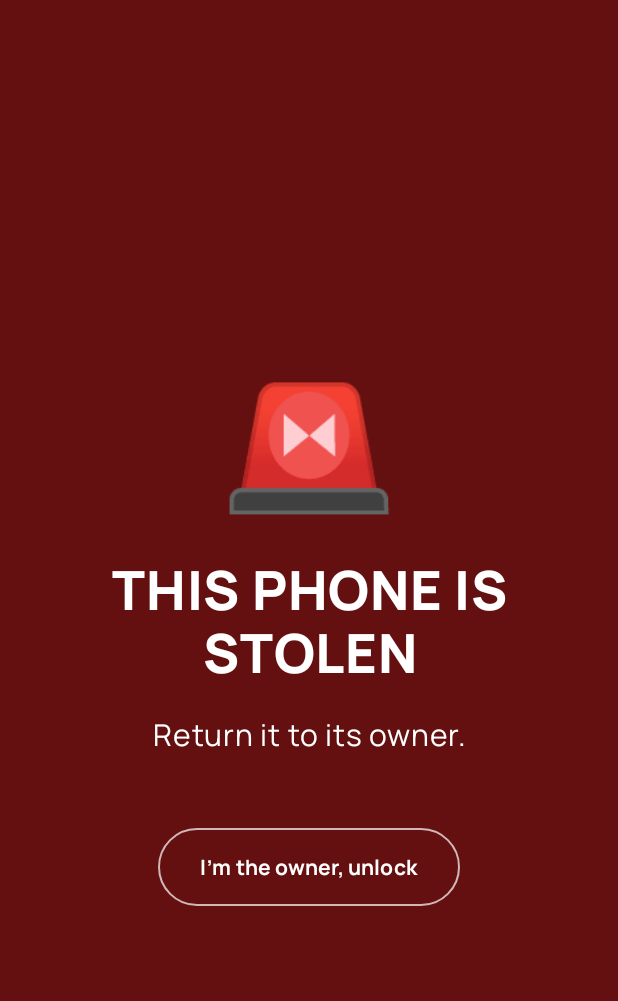
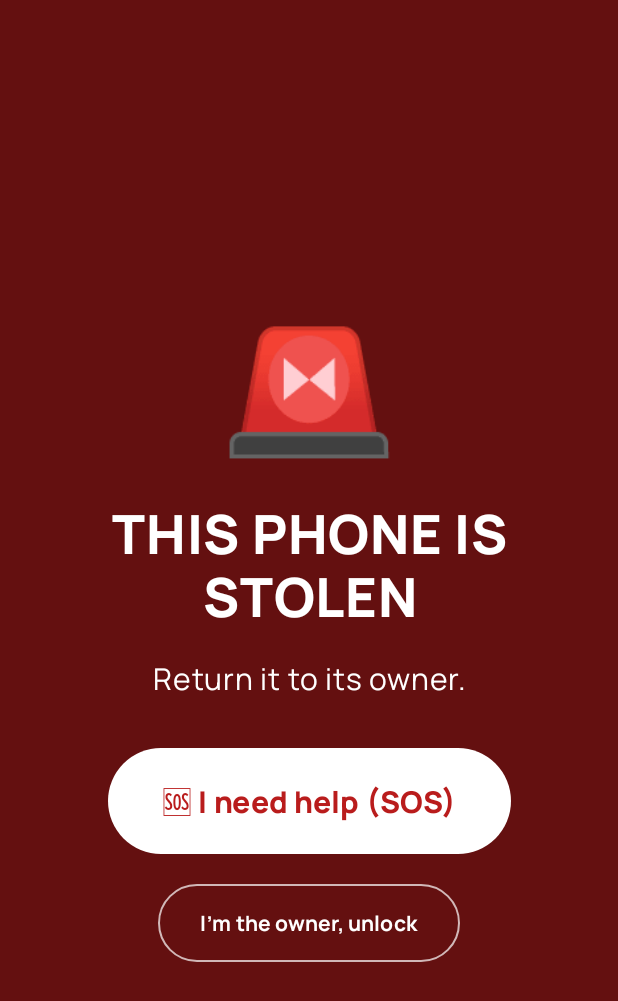
Before and after one commit to taiyebnirjhar/Pocket-guard, an Android app built with Jetpack Compose: the AlarmActivity screen opened directly, with no data from a screen before it, on a phone screen of 412 x 824 dp. Shown: the top 1001 px of the screen. Run offline under Robolectric (Android 15) with nearby library versions, the phone set to English and light mode, and no system bars; 1 statement that could not run was skipped.

Commit message:
SOS from a theft alarm: taps count during it, and a button on its screen
Harassed with the guard armed, the owner grabs her phone and the theft
warning starts, as it should. Turning it into SOS now works:
- Volume taps were ignored while "music" played, and the warning's own
  beeps play on the media stream: during the guard's own alarm they
  always count.
- The theft alarm screen has "I need help (SOS)": one tap, no unlock,
  the alarm becomes SOS with alerts, location and recording (harmless if
  a thief taps it).
The theft alarm itself is unchanged. e2e: pocketed, pulled out (theft
warning), 4 taps switch it to SOS, unlock stops it.

Co-Authored-By: Claude Opus 5.5 <noreply@anthropic.com>
Claude-Session: https://claude.ai/code/session_01HFPEiX9pn7YGYvqjXzcg9B

```diff
--- a/app/src/main/java/com/taiyeb/pocketguard/AlarmActivity.kt
+++ b/app/src/main/java/com/taiyeb/pocketguard/AlarmActivity.kt
@@ -22,6 +22,8 @@ import androidx.compose.foundation.layout.fillMaxSize
 import androidx.compose.foundation.layout.height
 import androidx.compose.foundation.layout.padding
 import androidx.compose.foundation.shape.CircleShape
+import androidx.compose.material3.Button
+import androidx.compose.material3.ButtonDefaults
 import androidx.compose.material3.OutlinedButton
 import androidx.compose.material3.Text
 import androidx.compose.runtime.Composable
@@ -165,7 +167,20 @@ private fun AlarmScreen(onOwner: () -> Unit) {
             Spacer(Modifier.height(16.dp))
             Text(stringResource(R.string.alarm_open_app), color = Color.White, fontSize = 14.sp, textAlign = TextAlign.Center)
         }
-        Spacer(Modifier.height(48.dp))
+        if (!sos) {
+            // The owner may be the one who grabbed it, from someone harassing her: one tap turns
+            // the theft alarm into SOS (contacts, location, recording). Harmless if a thief taps it.
+            Spacer(Modifier.height(32.dp))
+            Button(
+                onClick = { GuardService.requestSos("alarm screen") },
+                shape = CircleShape,
+                colors = ButtonDefaults.buttonColors(containerColor = Color.White, contentColor = Color(0xFFB91C1C)),
+                contentPadding = PaddingValues(horizontal = 36.dp, vertical = 20.dp),
+            ) {
+                Text("🆘 " + stringResource(R.string.alarm_need_help), fontSize = 20.sp, fontWeight = FontWeight.Black)
+            }
+        }
+        Spacer(Modifier.height(if (sos) 48.dp else 20.dp))
         OutlinedButton(
             onClick = onOwner,
             shape = CircleShape,
--- a/app/src/main/java/com/taiyeb/pocketguard/SosAccessibilityService.kt
+++ b/app/src/main/java/com/taiyeb/pocketguard/SosAccessibilityService.kt
@@ -37,9 +37,14 @@ class SosAccessibilityService : AccessibilityService() {
         }
         if (event.action == KeyEvent.ACTION_DOWN && event.repeatCount == 0) {
             // Music, a video or a call playing: taps are someone turning it up, not a call for help.
+            // Our own warning beeps count as "music", but during a theft alarm the taps must work:
+            // the owner grabbed her phone because someone is harassing her (SOS takes over).
             val audio = getSystemService(android.media.AudioManager::class.java)
-            val busy = audio.isMusicActive || audio.mode == android.media.AudioManager.MODE_IN_CALL ||
-                audio.mode == android.media.AudioManager.MODE_IN_COMMUNICATION
+            val ownAlarm = GuardState.phase.value.isAlarm
+            val busy = !ownAlarm && (
+                audio.isMusicActive || audio.mode == android.media.AudioManager.MODE_IN_CALL ||
+                    audio.mode == android.media.AudioManager.MODE_IN_COMMUNICATION
+                )
             if (busy) taps.reset() else taps.press(up, event.eventTime)
         }
         return false
--- a/app/src/main/res/values/strings.xml
+++ b/app/src/main/res/values/strings.xml
@@ -219,6 +219,7 @@
     <string name="sos_title">SOS alarm</string>
     <string name="sos_speech">Help! Stop it! Help!</string>
     <string name="alarm_help">I NEED HELP</string>
+    <string name="alarm_need_help">I need help (SOS)</string>
     <string name="alarm_help_sub">This person called for help. Please stay with them, or call the local emergency number.</string>
     <string name="triggers_sos">SOS: tap volume up 4 times quickly</string>
     <string name="triggers_sos_sub">While armed, with the screen on (locked or unlocked, so waking it with your fingerprint is fine): tap volume up 4 times within 2 s. Not while music, a video or a call is playing. A loud whistle and a spoken call for help, and it records video with sound until you unlock.</string>
```
Also changed, not shown: 3 other files.
